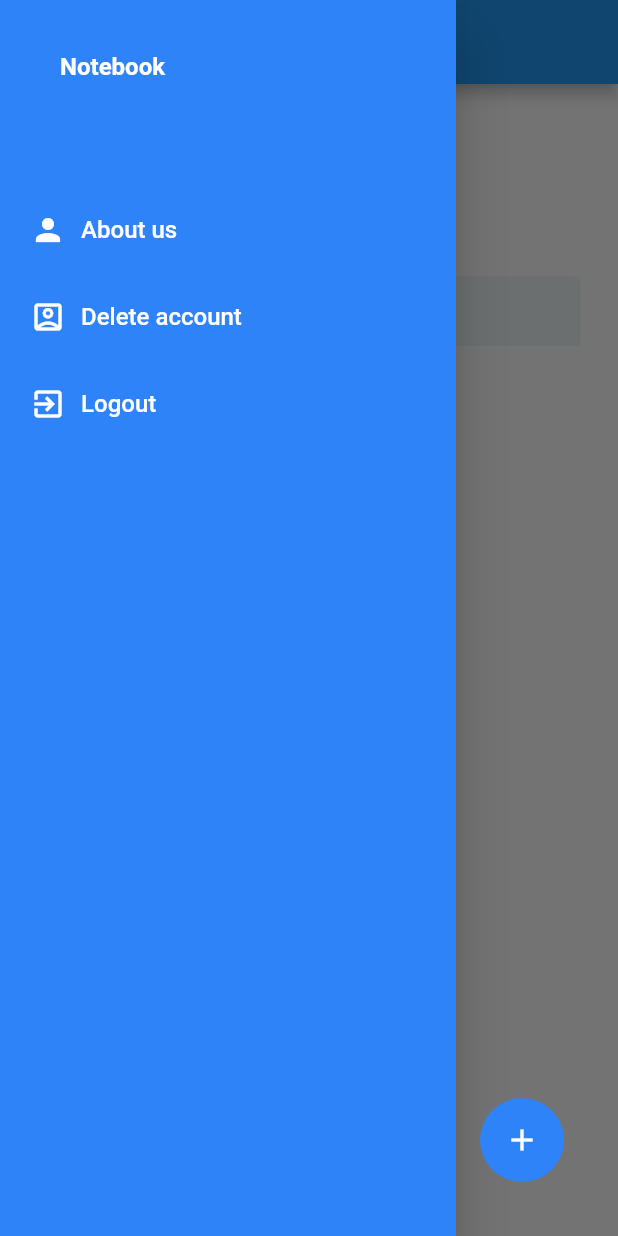
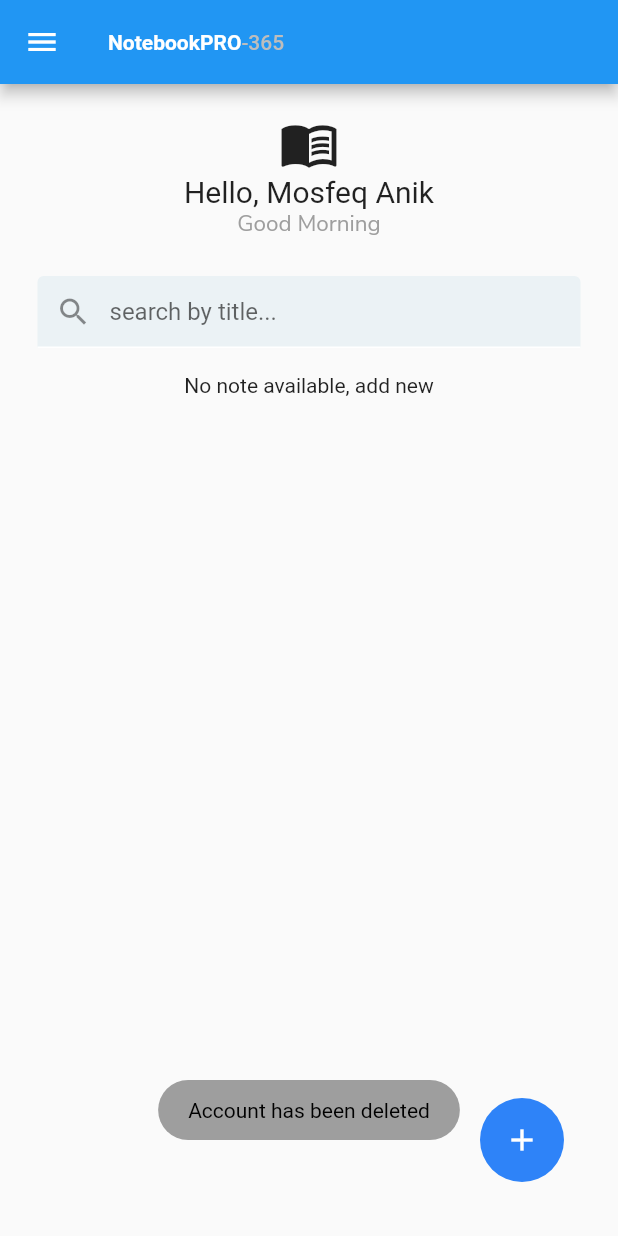
Before and after one commit to mosfeqanik/KeepNote, a Flutter app: the screen it shows after launch, in the side drawer, after a tap on "Delete account", on a phone screen of 412 x 824 dp. Run offline on Flutter 3.47's test engine with Material 2 defaults, Android fonts, the light colour scheme and no system bars; our stand-ins replace fluttertoast, rflutter_alert, sqflite; accounts and stored records are empty.

Commit message:
drawer and Delete Table added

```diff
--- a/lib/database/database_helper.dart
+++ b/lib/database/database_helper.dart
@@ -48,7 +48,8 @@
     return await db.update('note', noteBook.toMap(),
         where: "id = ?", whereArgs: [noteBook.id]);
   }
-
-
-
+  Future<int> deleteTable() async {
+    final db = await initDatabase();
+    return await db.delete('note');
+  }
 }
--- a/lib/screens/drawer/drawer_page.dart
+++ b/lib/screens/drawer/drawer_page.dart
@@ -1,5 +1,8 @@
 import 'package:flutter/material.dart';
 import 'package:keepnote/constants/constants.dart';
+import 'package:keepnote/database/database_helper.dart';
+import 'package:keepnote/screens/home/home_page.dart';
+import 'package:keepnote/utils/custom_toast.dart';
 
 class DrawerPage extends StatefulWidget {
   @override
@@ -7,9 +10,12 @@
 }
 
 class _DrawerPageState extends State<DrawerPage> {
+  DatabaseHelper _db;
+
   @override
   void initState() {
     super.initState();
+    _db = DatabaseHelper();
   }
 
   @override
@@ -51,7 +57,17 @@
                   _drawerItem(
                     title: 'Delete account',
                     icon: Icons.account_box_outlined,
-                    onTap: () {},
+                    onTap: () async {
+                      int deleted = await _db.deleteTable();
+                      if (deleted != null) {
+                        CustomToast.toast('Account has been deleted');
+                        Navigator.pushAndRemoveUntil(
+                            context,
+                            MaterialPageRoute(builder: (context) => HomePage()),
+                                (route) => false);
+                      }
+
+                    },
                   ),
                   _drawerItem(
                     title: 'Logout',
```
